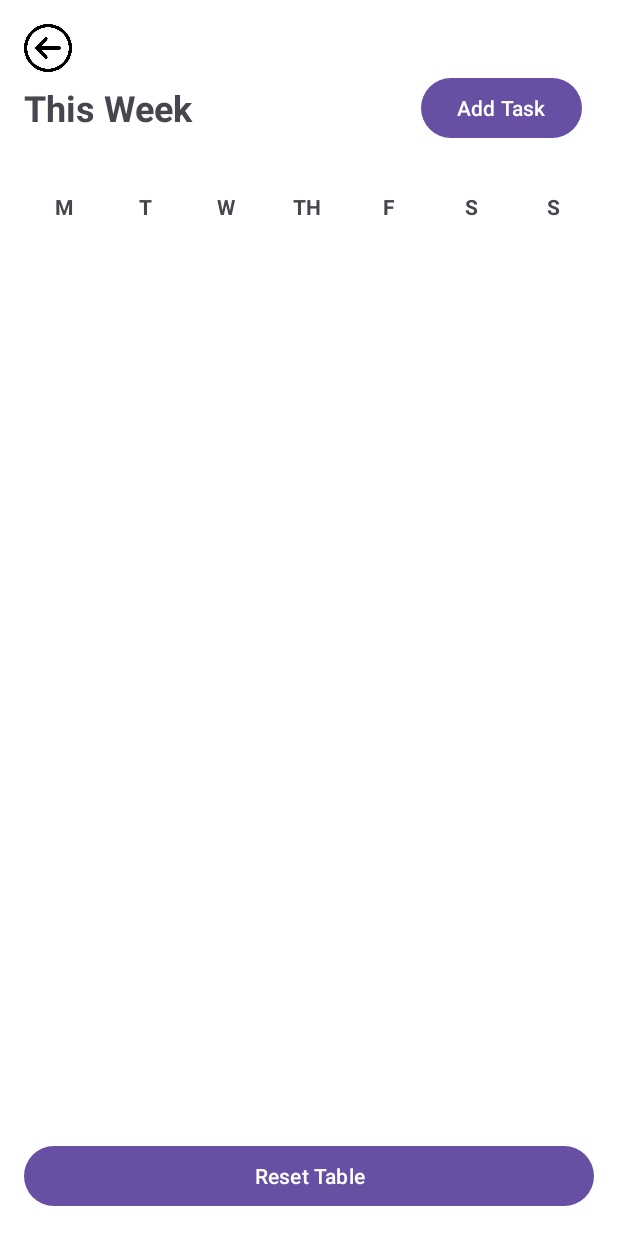
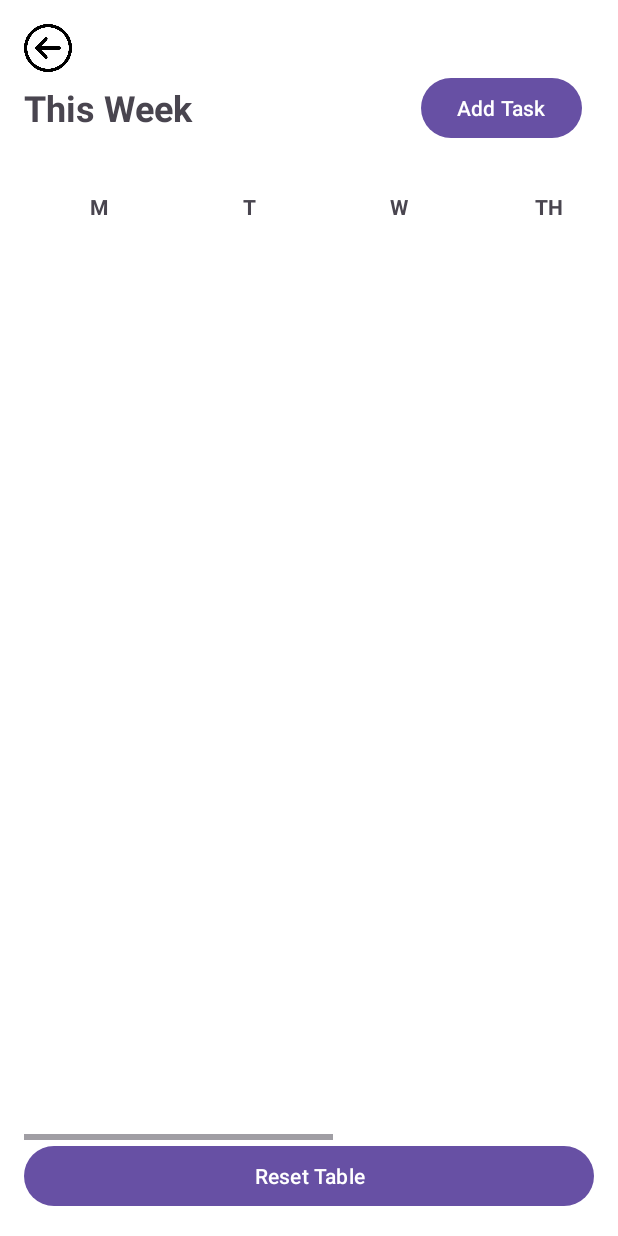
Before and after one commit to teniolajoda100/MobileDev, an Android app: the TimeTableActivity screen opened directly, with no data from a screen before it, on a phone screen of 412 x 824 dp. Run offline under Robolectric (Android 15) with nearby library versions, the light colour scheme and no system bars.

Commit message:
Added Scroll View to Timetable page

```diff
--- a/app/src/main/res/layout/activity_time_table.xml
+++ b/app/src/main/res/layout/activity_time_table.xml
@@ -41,85 +41,85 @@
 
     </LinearLayout>
 
-    <!-- Weekly Table -->
-    <TableLayout
-        android:id="@+id/timetableTable"
+    <!-- Horizontal Scroll View for Swiping -->
+    <HorizontalScrollView
         android:layout_width="match_parent"
         android:layout_height="0dp"
         android:layout_weight="1"
+        android:scrollbars="horizontal">
+
+        <!-- Weekly Table inside Scrollable View -->
+        <TableLayout
+            android:id="@+id/timetableTable"
+            android:layout_width="wrap_content"
+            android:layout_height="wrap_content"
             android:layout_marginTop="16dp">
 
-        <!-- Header Row with all 7 days -->
+            <!-- Header Row with Days -->
             <TableRow
-            android:layout_width="match_parent"
+                android:layout_width="wrap_content"
                 android:layout_height="wrap_content"
                 android:gravity="center_horizontal"
                 android:layout_marginTop="8dp">
 
                 <TextView
-                android:layout_width="0dp"
+                    android:layout_width="100dp"
                     android:layout_height="wrap_content"
-                android:layout_weight="1"
                     android:gravity="center"
                     android:text="M"
                     android:textStyle="bold"
                     android:padding="8dp" />
 
                 <TextView
-                android:layout_width="0dp"
+                    android:layout_width="100dp"
                     android:layout_height="wrap_content"
-                android:layout_weight="1"
                     android:gravity="center"
                     android:text="T"
                     android:textStyle="bold"
                     android:padding="8dp" />
 
                 <TextView
-                android:layout_width="0dp"
+                    android:layout_width="100dp"
                     android:layout_height="wrap_content"
-                android:layout_weight="1"
                     android:gravity="center"
                     android:text="W"
                     android:textStyle="bold"
                     android:padding="8dp" />
 
                 <TextView
-                android:layout_width="0dp"
+                    android:layout_width="100dp"
                     android:layout_height="wrap_content"
-                android:layout_weight="1"
                     android:gravity="center"
                     android:text="TH"
                     android:textStyle="bold"
                     android:padding="8dp" />
 
                 <TextView
-                android:layout_width="0dp"
+                    android:layout_width="100dp"
                     android:layout_height="wrap_content"
-                android:layout_weight="1"
                     android:gravity="center"
                     android:text="F"
                     android:textStyle="bold"
                     android:padding="8dp" />
 
                 <TextView
-                android:layout_width="0dp"
+                    android:layout_width="100dp"
                     android:layout_height="wrap_content"
-                android:layout_weight="1"
                     android:gravity="center"
                     android:text="S"
                     android:textStyle="bold"
                     android:padding="8dp" />
 
                 <TextView
-                android:layout_width="0dp"
+                    android:layout_width="100dp"
                     android:layout_height="wrap_content"
-                android:layout_weight="1"
                     android:gravity="center"
                     android:text="S"
                     android:textStyle="bold"
                     android:padding="8dp" />
             </TableRow>
         </TableLayout>
+    </HorizontalScrollView>
 
     <!-- Reset Button -->
     <Button
```
Lines whose indentation alone changed are shown as unchanged.
